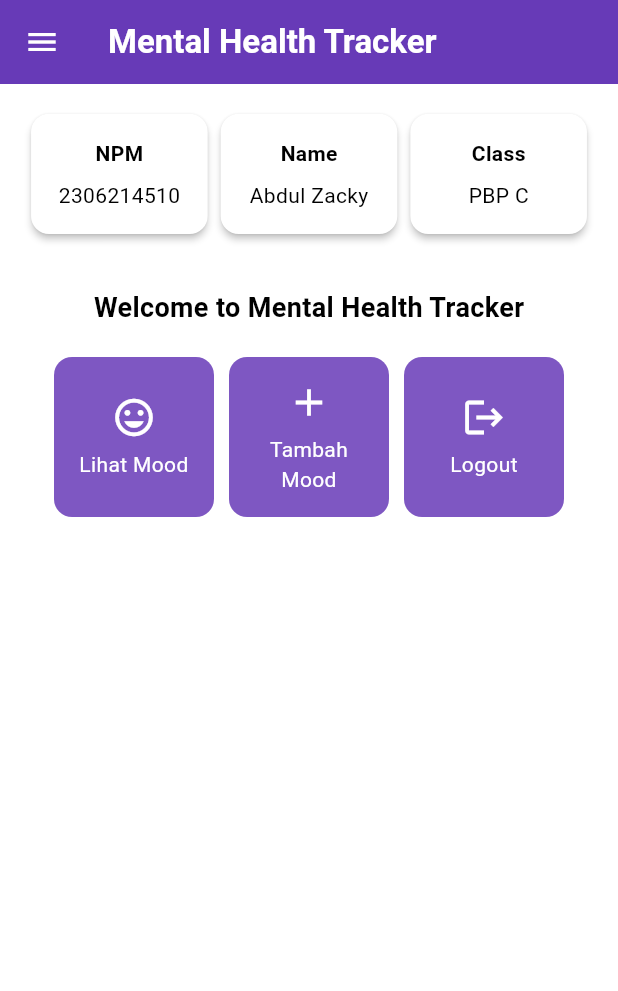
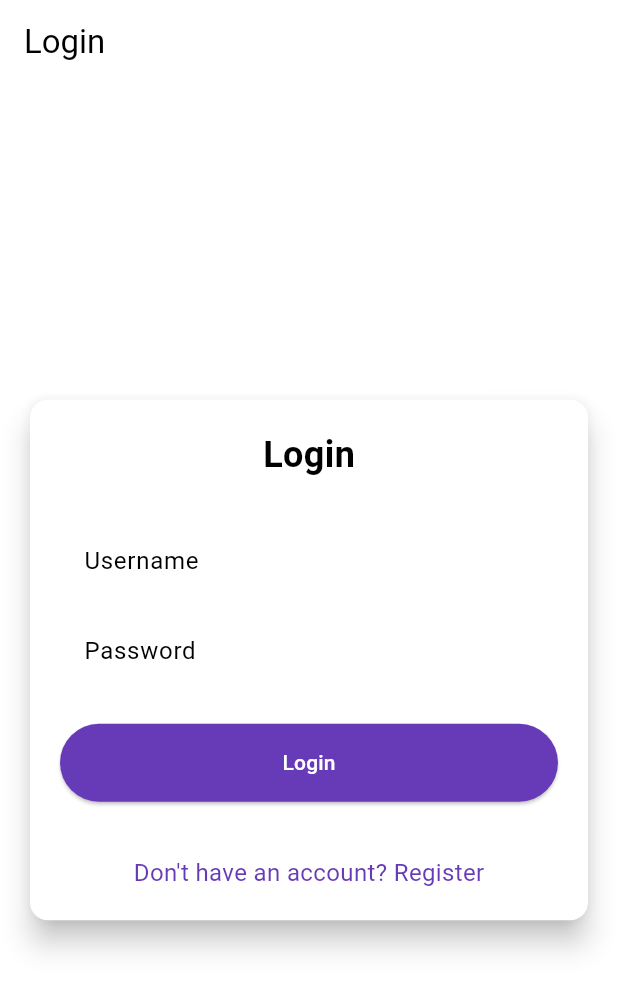
Before and after one commit to abdul-zacky/mental_health_tracker, a Flutter app: the screen it shows after launch, on a phone screen of 412 x 824 dp. Shown: the top 991 px of the screen. Run offline on Flutter 3.47's test engine with Material 3 defaults, Android fonts, the phone set to English and light mode, and no system bars; missing offline and left inert: pbp_django_auth.

Commit message:
tutorial 8 selesai

```diff
--- a/lib/main.dart
+++ b/lib/main.dart
@@ -1,5 +1,8 @@
 import 'package:flutter/material.dart';
+import 'package:mental_health_tracker/screens/login.dart';
 import 'package:mental_health_tracker/screens/menu.dart';
+import 'package:pbp_django_auth/pbp_django_auth.dart';
+import 'package:provider/provider.dart';
 
 void main() {
   runApp(const MyApp());
@@ -11,30 +14,21 @@ class MyApp extends StatelessWidget {
   // This widget is the root of your application.
   @override
   Widget build(BuildContext context) {
-    return MaterialApp(
+    return Provider(
+      create: (_) {
+        CookieRequest request = CookieRequest();
+        return request;
+      },
+      child: MaterialApp(
         title: 'Flutter Demo',
         theme: ThemeData(
-        // This is the theme of your application.
-        //
-        // TRY THIS: Try running your application with "flutter run". You'll see
-        // the application has a purple toolbar. Then, without quitting the app,
-        // try changing the seedColor in the colorScheme below to Colors.green
-        // and then invoke "hot reload" (save your changes or press the "hot
-        // reload" button in a Flutter-supported IDE, or press "r" if you used
-        // the command line to start the app).
-        //
-        // Notice that the counter didn't reset back to zero; the application
-        // state is not lost during the reload. To reset the state, use hot
-        // restart instead.
-        //
-        // This works for code too, not just values: Most code changes can be
-        // tested with just a hot reload.
           colorScheme: ColorScheme.fromSwatch(
             primarySwatch: Colors.deepPurple,
           ).copyWith(secondary: Colors.deepPurple[400]),
           useMaterial3: true,
         ),
-      home: MyHomePage(),
+        home: const LoginPage(),
+      ),
     );
   }
 }
--- /dev/null
+++ b/lib/screens/login.dart
@@ -0,0 +1,183 @@
+import 'package:mental_health_tracker/screens/menu.dart';
+import 'package:flutter/material.dart';
+import 'package:mental_health_tracker/screens/register.dart';
+import 'package:pbp_django_auth/pbp_django_auth.dart';
+import 'package:provider/provider.dart';
+// TODO: Import halaman RegisterPage jika sudah dibuat
+
+void main() {
+  runApp(const LoginApp());
+}
+
+class LoginApp extends StatelessWidget {
+  const LoginApp({super.key});
+
+  @override
+  Widget build(BuildContext context) {
+    return MaterialApp(
+      title: 'Login',
+      theme: ThemeData(
+        useMaterial3: true,
+        colorScheme: ColorScheme.fromSwatch(
+          primarySwatch: Colors.deepPurple,
+        ).copyWith(secondary: Colors.deepPurple[400]),
+      ),
+      home: const LoginPage(),
+    );
+  }
+}
+
+class LoginPage extends StatefulWidget {
+  const LoginPage({super.key});
+
+  @override
+  State<LoginPage> createState() => _LoginPageState();
+}
+
+class _LoginPageState extends State<LoginPage> {
+  final TextEditingController _usernameController = TextEditingController();
+  final TextEditingController _passwordController = TextEditingController();
+
+  @override
+  Widget build(BuildContext context) {
+    final request = context.watch<CookieRequest>();
+
+    return Scaffold(
+      appBar: AppBar(
+        title: const Text('Login'),
+      ),
+      body: Center(
+        child: SingleChildScrollView(
+          padding: const EdgeInsets.all(16.0),
+          child: Card(
+            elevation: 8,
+            shape: RoundedRectangleBorder(
+              borderRadius: BorderRadius.circular(12.0),
+            ),
+            child: Padding(
+              padding: const EdgeInsets.all(20.0),
+              child: Column(
+                mainAxisSize: MainAxisSize.min,
+                children: [
+                  const Text(
+                    'Login',
+                    style: TextStyle(
+                      fontSize: 24.0,
+                      fontWeight: FontWeight.bold,
+                    ),
+                  ),
+                  const SizedBox(height: 30.0),
+                  TextField(
+                    controller: _usernameController,
+                    decoration: const InputDecoration(
+                      labelText: 'Username',
+                      hintText: 'Enter your username',
+                      border: OutlineInputBorder(
+                        borderRadius: BorderRadius.all(Radius.circular(12.0)),
+                      ),
+                      contentPadding:
+                          EdgeInsets.symmetric(horizontal: 12.0, vertical: 8.0),
+                    ),
+                  ),
+                  const SizedBox(height: 12.0),
+                  TextField(
+                    controller: _passwordController,
+                    decoration: const InputDecoration(
+                      labelText: 'Password',
+                      hintText: 'Enter your password',
+                      border: OutlineInputBorder(
+                        borderRadius: BorderRadius.all(Radius.circular(12.0)),
+                      ),
+                      contentPadding:
+                          EdgeInsets.symmetric(horizontal: 12.0, vertical: 8.0),
+                    ),
+                    obscureText: true,
+                  ),
+                  const SizedBox(height: 24.0),
+                  ElevatedButton(
+                    onPressed: () async {
+                      String username = _usernameController.text;
+                      String password = _passwordController.text;
+
+                      // Cek kredensial
+                      // TODO: Ganti URL dan jangan lupa tambahkan trailing slash (/) di akhir URL!
+                      // Untuk menyambungkan Android emulator dengan Django pada localhost,
+                      // gunakan URL http://10.0.2.2/
+                      final response = await request
+                          .login("http://127.0.0.1:8000/auth/login/", {
+                        'username': username,
+                        'password': password,
+                      });
+                      print(response);
+
+                      if (request.loggedIn) {
+                        String message = response['message'];
+                        String uname = response['username'];
+                        if (context.mounted) {
+                          Navigator.pushReplacement(
+                            context,
+                            MaterialPageRoute(
+                                builder: (context) => MyHomePage()),
+                          );
+                          ScaffoldMessenger.of(context)
+                            ..hideCurrentSnackBar()
+                            ..showSnackBar(
+                              SnackBar(
+                                  content:
+                                      Text("$message Selamat datang, $uname.")),
+                            );
+                        }
+                      } else {
+                        if (context.mounted) {
+                          showDialog(
+                            context: context,
+                            builder: (context) => AlertDialog(
+                              title: const Text('Login Gagal'),
+                              content: Text(response['message']),
+                              actions: [
+                                TextButton(
+                                  child: const Text('OK'),
+                                  onPressed: () {
+                                    Navigator.pop(context);
+                                  },
+                                ),
+                              ],
+                            ),
+                          );
+                        }
+                      }
+                    },
+                    style: ElevatedButton.styleFrom(
+                      foregroundColor: Colors.white,
+                      minimumSize: Size(double.infinity, 50),
+                      backgroundColor: Theme.of(context).colorScheme.primary,
+                      padding: const EdgeInsets.symmetric(vertical: 16.0),
+                    ),
+                    child: const Text('Login'),
+                  ),
+                  const SizedBox(height: 36.0),
+                  GestureDetector(
+                    onTap: () {
+                      Navigator.push(
+                        context,
+                        MaterialPageRoute(
+                            builder: (context) => const RegisterPage()),
+                      );
+                    },
+                    child: Text(
+                      'Don\'t have an account? Register',
+                      style: TextStyle(
+                        color: Theme.of(context).colorScheme.primary,
+                        fontSize: 16.0,
+                      ),
+                    ),
+                  ),
+                ],
+              ),
+            ),
+          ),
+        ),
+      ),
+    );
+  }
+}
--- a/pubspec.yaml
+++ b/pubspec.yaml
@@ -35,6 +35,9 @@ dependencies:
   # The following adds the Cupertino Icons font to your application.
   # Use with the CupertinoIcons class for iOS style icons.
   cupertino_icons: ^1.0.2
+  provider: ^6.1.2
+  pbp_django_auth: ^0.4.0
+  http: ^1.2.2
 
 dev_dependencies:
   flutter_test:
```
Also changed, not shown: lib/models/mood_entry.dart (added, +65 -0 lines), lib/screens/list_moodentry.dart (added, +91 -0 lines), lib/screens/moodentry_form.dart (+37 -26 lines), lib/screens/register.dart (added, +166 -0 lines), lib/widgets/left_drawer.dart (+12 -0 lines), lib/widgets/mood_card.dart (+38 -4 lines), pubspec.lock, 13 other files. Lines whose indentation alone changed are shown as unchanged.
